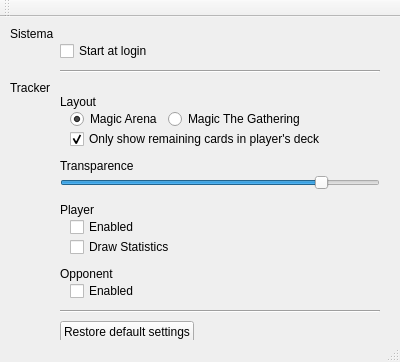
HearthSim/LotusTracker, file src/ui/preferences.ui: the form before one commit.
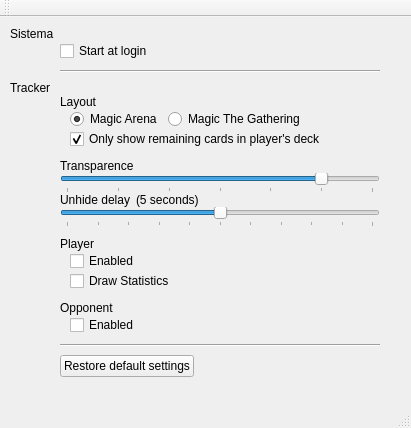
The form after the commit.

What changed in the file:
```diff
--- a/src/ui/preferences.ui
+++ b/src/ui/preferences.ui
@@ -6,8 +6,8 @@
    <rect>
     <x>0</x>
     <y>0</y>
-    <width>400</width>
-    <height>362</height>
+    <width>411</width>
+    <height>428</height>
    </rect>
   </property>
   <property name="windowTitle">
@@ -20,10 +20,10 @@
       <x>0</x>
       <y>0</y>
       <width>401</width>
-      <height>350</height>
+      <height>386</height>
      </rect>
     </property>
-    <layout class="QGridLayout" name="gridLayout" rowstretch="0,0,0,0,0,0,0,0,0,0,0,0,0,0,0,0,0,0,0,0,0,0,0" columnstretch="0,0,0">
+    <layout class="QGridLayout" name="gridLayout" rowstretch="0,0,0,0,0,0,0,0,0,0,0,0,0,0,0,0,0,0,0,0,0,0,0,0,0,0,0" columnstretch="0,0,0">
      <property name="leftMargin">
       <number>10</number>
      </property>
@@ -116,9 +116,12 @@
        <property name="orientation">
         <enum>Qt::Horizontal</enum>
        </property>
+       <property name="tickPosition">
+        <enum>QSlider::TicksBelow</enum>
+       </property>
       </widget>
      </item>
-     <item row="15" column="1">
+     <item row="19" column="1">
       <spacer name="verticalSpacer_3">
        <property name="orientation">
         <enum>Qt::Vertical</enum>
@@ -134,29 +137,13 @@
        </property>
       </spacer>
      </item>
-     <item row="12" column="1">
+     <item row="16" column="1">
       <widget class="QLabel" name="label_2">
        <property name="text">
         <string>Player</string>
        </property>
       </widget>
      </item>
-     <item row="10" column="2">
-      <spacer name="horizontalSpacer_6">
-       <property name="orientation">
-        <enum>Qt::Horizontal</enum>
-       </property>
-       <property name="sizeType">
-        <enum>QSizePolicy::Fixed</enum>
-       </property>
-       <property name="sizeHint" stdset="0">
-        <size>
-         <width>10</width>
-         <height>20</height>
-        </size>
-       </property>
-      </spacer>
-     </item>
      <item row="3" column="0">
       <widget class="QLabel" name="label_4">
        <property name="text">
@@ -164,7 +151,7 @@
        </property>
       </widget>
      </item>
-     <item row="11" column="1">
+     <item row="15" column="1">
       <spacer name="verticalSpacer_2">
        <property name="orientation">
         <enum>Qt::Vertical</enum>
@@ -180,7 +167,7 @@
        </property>
       </spacer>
      </item>
-     <item row="13" column="1">
+     <item row="17" column="1">
       <layout class="QHBoxLayout" name="horizontalLayout_2">
        <item>
         <spacer name="horizontalSpacer">
@@ -214,7 +201,7 @@
        </property>
       </widget>
      </item>
-     <item row="17" column="1">
+     <item row="21" column="1">
       <layout class="QHBoxLayout" name="horizontalLayout_4">
        <item>
         <spacer name="horizontalSpacer_3">
@@ -248,7 +235,7 @@
        </property>
       </widget>
      </item>
-     <item row="18" column="1">
+     <item row="22" column="1">
       <widget class="Line" name="line_2">
        <property name="minimumSize">
         <size>
@@ -337,14 +324,14 @@
        </property>
       </widget>
      </item>
-     <item row="16" column="1">
+     <item row="20" column="1">
       <widget class="QLabel" name="label_3">
        <property name="text">
         <string>Opponent</string>
        </property>
       </widget>
      </item>
-     <item row="22" column="1">
+     <item row="26" column="1">
       <spacer name="verticalSpacer">
        <property name="orientation">
         <enum>Qt::Vertical</enum>
@@ -357,7 +344,7 @@
        </property>
       </spacer>
      </item>
-     <item row="20" column="1">
+     <item row="24" column="1">
       <layout class="QHBoxLayout" name="horizontalLayout_5">
        <item>
         <widget class="QPushButton" name="btReset">
@@ -381,7 +368,7 @@
        </item>
       </layout>
      </item>
-     <item row="14" column="1">
+     <item row="18" column="1">
       <layout class="QHBoxLayout" name="horizontalLayout_3">
        <item>
         <spacer name="horizontalSpacer_2">
@@ -408,6 +395,89 @@
        </item>
       </layout>
      </item>
+     <item row="14" column="1">
+      <widget class="QSlider" name="hsUnhideDelay">
+       <property name="toolTip">
+        <string>After hide cards using mouse Right click, show again after X seconds</string>
+       </property>
+       <property name="statusTip">
+        <string>After hide cards using mouse Right click, show again after X seconds</string>
+       </property>
+       <property name="maximum">
+        <number>10</number>
+       </property>
+       <property name="value">
+        <number>5</number>
+       </property>
+       <property name="orientation">
+        <enum>Qt::Horizontal</enum>
+       </property>
+       <property name="tickPosition">
+        <enum>QSlider::TicksBelow</enum>
+       </property>
+       <property name="tickInterval">
+        <number>0</number>
+       </property>
+      </widget>
+     </item>
+     <item row="1" column="2">
+      <spacer name="horizontalSpacer_6">
+       <property name="orientation">
+        <enum>Qt::Horizontal</enum>
+       </property>
+       <property name="sizeType">
+        <enum>QSizePolicy::Fixed</enum>
+       </property>
+       <property name="sizeHint" stdset="0">
+        <size>
+         <width>10</width>
+         <height>20</height>
+        </size>
+       </property>
+      </spacer>
+     </item>
+     <item row="12" column="1">
+      <layout class="QHBoxLayout" name="horizontalLayout_7">
+       <item>
+        <widget class="QLabel" name="label_7">
+         <property name="sizePolicy">
+          <sizepolicy hsizetype="Maximum" vsizetype="Preferred">
+           <horstretch>0</horstretch>
+           <verstretch>0</verstretch>
+          </sizepolicy>
+         </property>
+         <property name="toolTip">
+          <string/>
+         </property>
+         <property name="statusTip">
+          <string>After hide cards using mouse Right click, show again after X seconds</string>
+         </property>
+         <property name="text">
+          <string>Unhide delay</string>
+         </property>
+        </widget>
+       </item>
+       <item>
+        <widget class="QLabel" name="lbUnhideDelay">
+         <property name="sizePolicy">
+          <sizepolicy hsizetype="Preferred" vsizetype="Preferred">
+           <horstretch>0</horstretch>
+           <verstretch>0</verstretch>
+          </sizepolicy>
+         </property>
+         <property name="toolTip">
+          <string/>
+         </property>
+         <property name="statusTip">
+          <string>After hide cards using mouse Right click, show again after X seconds</string>
+         </property>
+         <property name="text">
+          <string>(5 seconds)</string>
+         </property>
+        </widget>
+       </item>
+      </layout>
+     </item>
     </layout>
    </widget>
   </widget>
```
Left out of the diff: 8 changed lines with no effect on the pictures.
